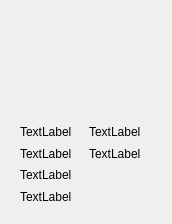
Before: the Qt Designer form src/ui/composite_widgets/xmagnifyingglass.ui in XMuli/SunnyCapturer, drawn with Qt 5.
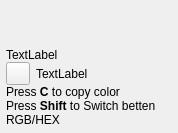
After: the same form once the commit is applied. Custom widgets are drawn as their Qt base class.

Commit message: feat: Refine the details of the plus color picker and magnifier functions

```diff
--- a/src/ui/composite_widgets/xmagnifyingglass.ui
+++ b/src/ui/composite_widgets/xmagnifyingglass.ui
@@ -6,14 +6,26 @@
    <rect>
     <x>0</x>
     <y>0</y>
-    <width>172</width>
-    <height>224</height>
+    <width>178</width>
+    <height>133</height>
    </rect>
   </property>
   <property name="windowTitle">
    <string>Form</string>
   </property>
   <layout class="QVBoxLayout" name="verticalLayout">
+   <property name="leftMargin">
+    <number>2</number>
+   </property>
+   <property name="topMargin">
+    <number>2</number>
+   </property>
+   <property name="rightMargin">
+    <number>2</number>
+   </property>
+   <property name="bottomMargin">
+    <number>2</number>
+   </property>
    <item>
     <widget class="QLabel" name="labPixmap">
      <property name="sizePolicy">
@@ -29,46 +41,84 @@
    </item>
    <item>
     <widget class="QWidget" name="widget" native="true">
-     <layout class="QGridLayout" name="gridLayout">
-      <item row="0" column="0">
-       <widget class="QLabel" name="labPtAelative">
-        <property name="text">
-         <string>TextLabel</string>
-        </property>
-       </widget>
-      </item>
-      <item row="0" column="1">
+     <layout class="QVBoxLayout" name="verticalLayout_2">
+      <property name="spacing">
+       <number>0</number>
+      </property>
+      <property name="leftMargin">
+       <number>4</number>
+      </property>
+      <property name="topMargin">
+       <number>4</number>
+      </property>
+      <property name="rightMargin">
+       <number>4</number>
+      </property>
+      <property name="bottomMargin">
+       <number>4</number>
+      </property>
+      <item>
        <widget class="QLabel" name="labPtAbsolute">
         <property name="text">
          <string>TextLabel</string>
         </property>
        </widget>
       </item>
-      <item row="1" column="0">
-       <widget class="QLabel" name="labColor">
-        <property name="text">
-         <string>TextLabel</string>
-        </property>
+      <item>
+       <widget class="QWidget" name="widget_2" native="true">
+        <layout class="QHBoxLayout" name="horizontalLayout">
+         <property name="leftMargin">
+          <number>0</number>
+         </property>
+         <property name="topMargin">
+          <number>0</number>
+         </property>
+         <property name="rightMargin">
+          <number>0</number>
+         </property>
+         <property name="bottomMargin">
+          <number>0</number>
+         </property>
+         <item>
+          <widget class="XColorButton" name="tbColor">
+           <property name="text">
+            <string/>
+           </property>
+          </widget>
+         </item>
+         <item>
+          <widget class="QLabel" name="labColorName">
+           <property name="text">
+            <string>TextLabel</string>
+           </property>
+           <property name="wordWrap">
+            <bool>true</bool>
+           </property>
+          </widget>
+         </item>
+        </layout>
        </widget>
       </item>
-      <item row="1" column="1">
-       <widget class="QLabel" name="labColorName">
-        <property name="text">
-         <string>TextLabel</string>
-        </property>
-       </widget>
-      </item>
-      <item row="2" column="0" colspan="2">
+      <item>
        <widget class="QLabel" name="labTip1">
         <property name="text">
-         <string>TextLabel</string>
+         <string>&lt;html&gt;&lt;head/&gt;&lt;body&gt;&lt;p&gt;Press &lt;span style=&quot; font-weight:700;&quot;&gt;C&lt;/span&gt; to copy color&lt;/p&gt;&lt;/body&gt;&lt;/html&gt;</string>
+        </property>
+        <property name="textFormat">
+         <enum>Qt::AutoText</enum>
+        </property>
+        <property name="wordWrap">
+         <bool>true</bool>
         </property>
        </widget>
       </item>
-      <item row="3" column="0" colspan="2">
+      <item>
        <widget class="QLabel" name="labTip2">
         <property name="text">
-         <string>TextLabel</string>
+         <string>&lt;html&gt;&lt;head/&gt;&lt;body&gt;&lt;p&gt;Press &lt;span style=&quot; font-weight:700;&quot;&gt;Shift&lt;/span&gt; to Switch betten RGB/HEX&lt;/p&gt;&lt;/body&gt;&lt;/html&gt;</string>
+        </property>
+        <property name="wordWrap">
+         <bool>true</bool>
         </property>
        </widget>
       </item>
@@ -77,6 +127,13 @@
    </item>
   </layout>
  </widget>
+ <customwidgets>
+  <customwidget>
+   <class>XColorButton</class>
+   <extends>QToolButton</extends>
+   <header>xcolorbutton.h</header>
+  </customwidget>
+ </customwidgets>
  <resources/>
  <connections/>
 </ui>
```
The commit also changes 9 other files.
